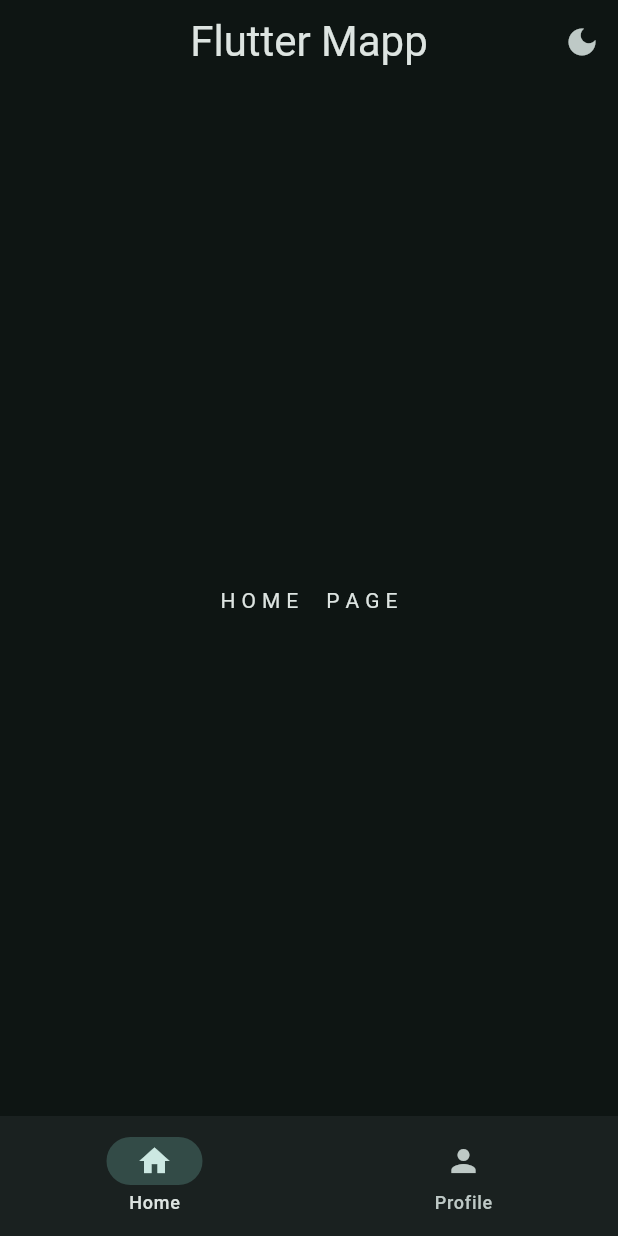
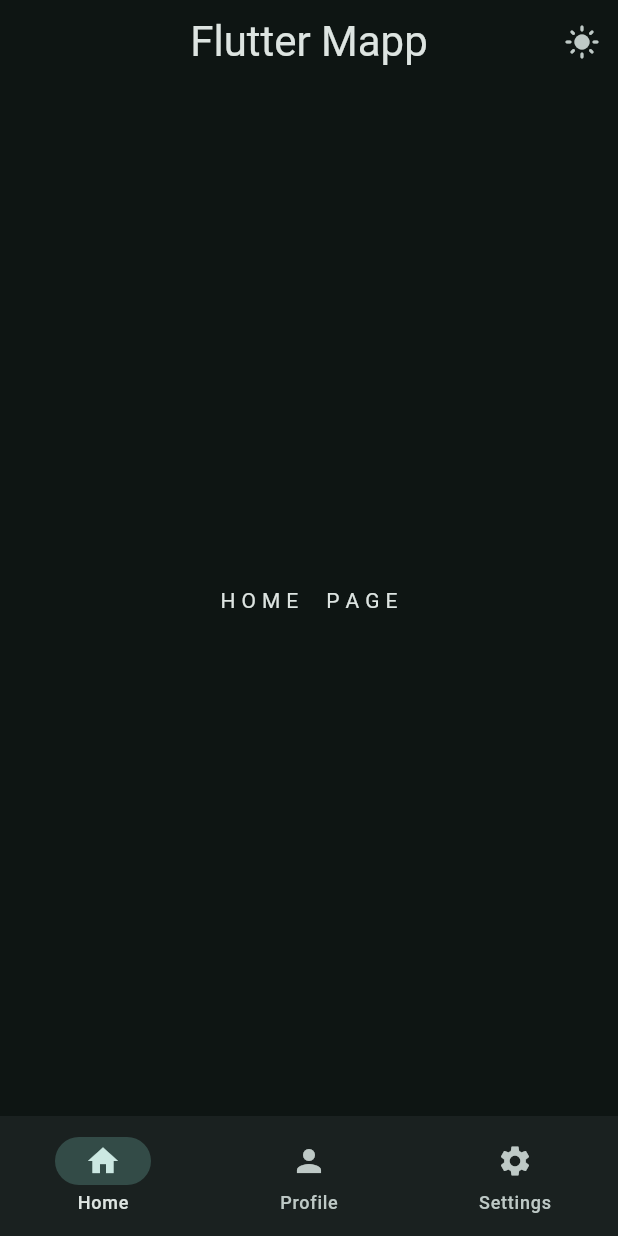
Before and after one commit to KIWOLY/flutter_basic, a Flutter app: the RealApp screen opened directly, on a phone screen of 412 x 824 dp. Run offline on Flutter 3.47's test engine with Material 3 defaults, Android fonts, the phone set to English and light mode, and no system bars.

Commit message:
impliment data management across the screen

```diff
--- a/basic/lib/pages/real.dart
+++ b/basic/lib/pages/real.dart
@@ -1,10 +1,11 @@
 import 'package:basic/data/notifiers.dart';
 import 'package:basic/pages/home_page.dart';
 import 'package:basic/pages/profile.dart';
+import 'package:basic/pages/setting.dart';
 import 'package:basic/widgets/real_navbar.dart';
 import 'package:flutter/material.dart';
 
-List<Widget> pages = [HomePage(), Profile()];
+List<Widget> pages = [HomePage(), Profile(), SettingPage()];
 
 class RealApp extends StatefulWidget {
   const RealApp({super.key});
@@ -29,7 +30,7 @@ class _RealAppState extends State<RealApp> {
             icon: ValueListenableBuilder(
               valueListenable: isDarModeNotifier,
               builder: (BuildContext context, bool isDarkMode, Widget? child) {
-                return Icon(isDarkMode ? Icons.dark_mode : Icons.light_mode);
+                return Icon(isDarkMode ? Icons.light_mode : Icons.dark_mode);
               },
             ),
           ),
--- a/basic/lib/widgets/real_navbar.dart
+++ b/basic/lib/widgets/real_navbar.dart
@@ -13,6 +13,7 @@ class RealNavbar extends StatelessWidget {
           destinations: [
             NavigationDestination(icon: Icon(Icons.home), label: "Home"),
             NavigationDestination(icon: Icon(Icons.person), label: "Profile"),
+            NavigationDestination(icon: Icon(Icons.settings), label: "Settings"),
           ],
           onDestinationSelected: (int value) {
             selectedPageNotifier.value = value;
```
Also changed, not shown: basic/lib/pages/setting.dart (added, +10 -0 lines).
